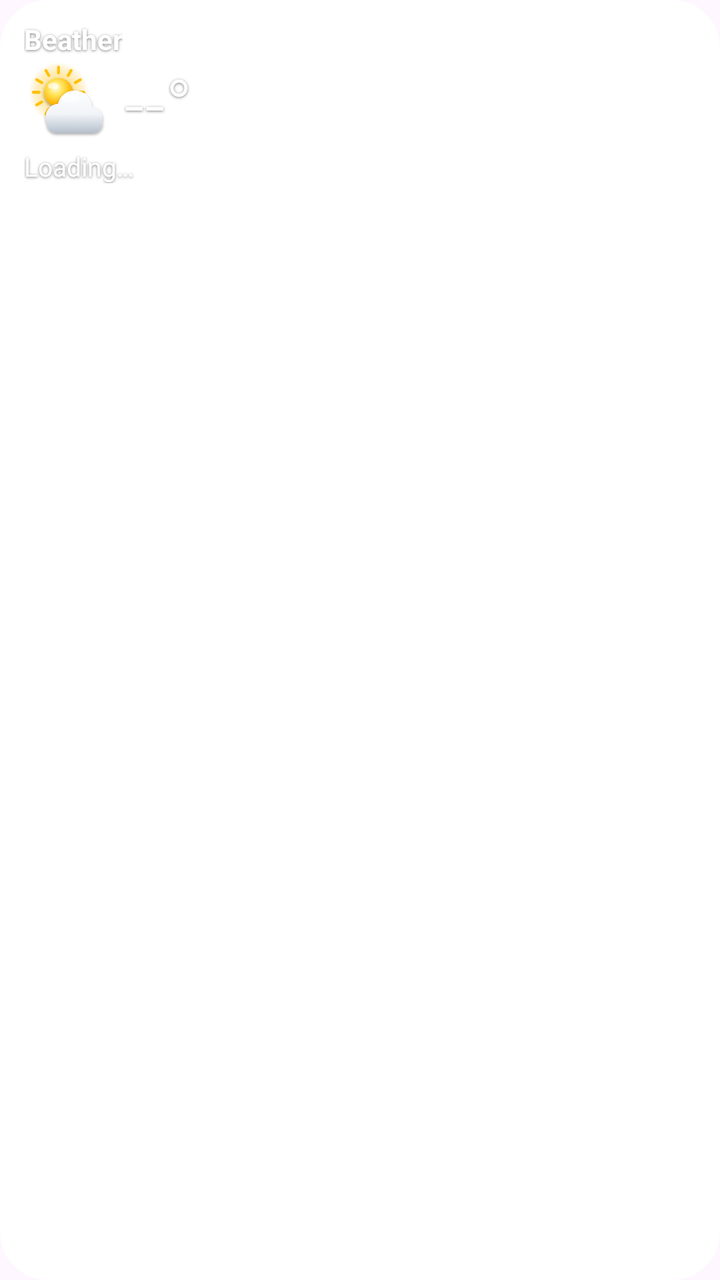
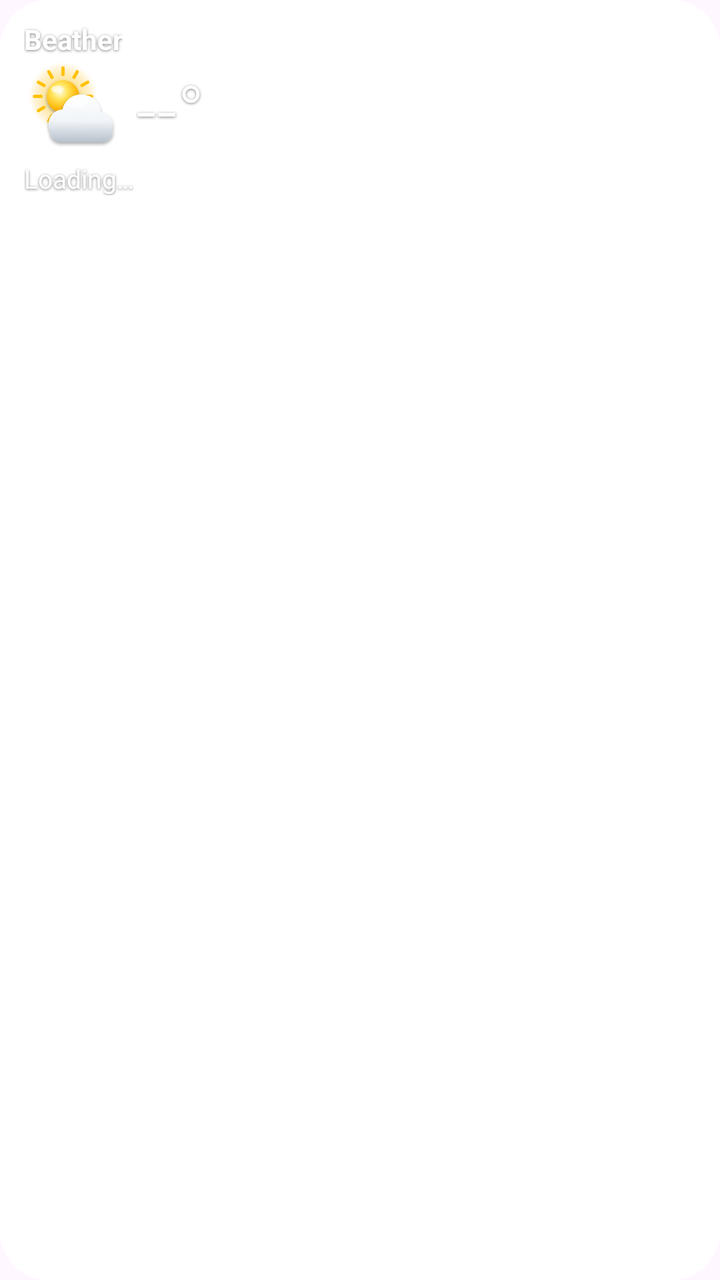

Screens rendered from an Android XML layout before and after an edit, with the pre-edit source and the edit as a unified diff.
<!-- AndroidManifest.xml: application theme Theme.Beather -->
<!-- res/layout/widget_compact.xml -->
<?xml version="1.0" encoding="utf-8"?>
<FrameLayout xmlns:android="http://schemas.android.com/apk/res/android"
    android:id="@+id/root"
    android:layout_width="match_parent"
    android:layout_height="match_parent">
    <ImageView
        android:id="@+id/bg"
        android:layout_width="match_parent"
        android:layout_height="match_parent"
        android:scaleType="fitXY"
        android:src="@drawable/bg_solid_r24"
        android:contentDescription="@null" />
    <LinearLayout
        android:id="@+id/content"
        android:layout_width="match_parent"
        android:layout_height="match_parent"
        android:gravity="top"
        android:orientation="vertical"
        android:padding="12dp">
        <TextView android:id="@+id/loc_name" android:layout_width="wrap_content" android:layout_height="wrap_content" android:text="@string/app_name" android:textColor="#FFFFFF" android:textSize="14sp" android:includeFontPadding="false" android:shadowColor="#80000000" android:shadowDy="1" android:shadowRadius="3" android:maxLines="1" android:ellipsize="end" android:textStyle="bold"/>
        <LinearLayout android:layout_width="wrap_content" android:layout_height="wrap_content"
            android:layout_marginTop="2dp" android:gravity="center_vertical" android:orientation="horizontal">
            <ImageView android:id="@+id/cur_icon" android:layout_width="46dp" android:layout_height="46dp" android:scaleType="fitCenter" android:contentDescription="@null" android:src="@drawable/ic_w_partly_day"/>
            <TextView android:id="@+id/cur_temp" android:layout_width="wrap_content" android:layout_height="wrap_content" android:text="--°" android:textColor="#FFFFFF" android:textSize="36sp" android:includeFontPadding="false" android:shadowColor="#80000000" android:shadowDy="1" android:shadowRadius="3" android:layout_marginStart="4dp" android:fontFamily="sans-serif-light"/>
        </LinearLayout>
        <TextView android:id="@+id/cur_desc" android:layout_width="wrap_content" android:layout_height="wrap_content" android:text="@string/loading" android:textColor="#FFFFFF" android:textSize="13sp" android:includeFontPadding="false" android:shadowColor="#80000000" android:shadowDy="1" android:shadowRadius="3" android:maxLines="1" android:ellipsize="end"/>
        <TextView android:id="@+id/cur_hilo" android:layout_width="wrap_content" android:layout_height="wrap_content" android:text="" android:textColor="#FFFFFF" android:textSize="13sp" android:includeFontPadding="false" android:shadowColor="#80000000" android:shadowDy="1" android:shadowRadius="3" />
    </LinearLayout>
</FrameLayout>
<!-- resources referenced by this layout -->
<resources>
  <!-- drawable bg_solid_r24 (drawable) -->
  <shape xmlns:android="http://schemas.android.com/apk/res/android" android:shape="rectangle">
      <solid android:color="#FFFFFF" />
      <corners android:radius="24dp" />
  </shape>
  <!-- drawable ic_w_partly_day: png bitmap (drawable-nodpi, 33942 bytes) -->
  <string name="app_name" translatable="false">Beather</string>
  <string name="loading">Loading…</string>
  <style name="Theme.Beather" parent="Theme.Material3.DayNight.NoActionBar">
          <item name="colorPrimary">@color/beather_blue</item>
          <item name="colorSecondary">@color/beather_blue</item>
      </style>
  <color name="beather_blue">#1E88E5</color>
</resources>

<!-- the commit's change to res/layout/widget_compact.xml (unified diff, before → after) -->
@@ -20,7 +20,7 @@
         <TextView android:id="@+id/loc_name" android:layout_width="wrap_content" android:layout_height="wrap_content" android:text="@string/app_name" android:textColor="#FFFFFF" android:textSize="14sp" android:includeFontPadding="false" android:shadowColor="#80000000" android:shadowDy="1" android:shadowRadius="3" android:maxLines="1" android:ellipsize="end" android:textStyle="bold"/>
         <LinearLayout android:layout_width="wrap_content" android:layout_height="wrap_content"
             android:layout_marginTop="2dp" android:gravity="center_vertical" android:orientation="horizontal">
-            <ImageView android:id="@+id/cur_icon" android:layout_width="46dp" android:layout_height="46dp" android:scaleType="fitCenter" android:contentDescription="@null" android:src="@drawable/ic_w_partly_day"/>
+            <FrameLayout android:id="@+id/cur_icon" android:layout_width="wrap_content" android:layout_height="wrap_content" ><ImageView android:id="@+id/cur_icon_v0" android:layout_width="40dp" android:layout_height="40dp" android:layout_gravity="center" android:scaleType="fitCenter" android:contentDescription="@null" android:visibility="gone"/><ImageView android:id="@+id/cur_icon_v1" android:layout_width="52dp" android:layout_height="52dp" android:layout_gravity="center" android:scaleType="fitCenter" android:contentDescription="@null" android:visibility="visible" android:src="@drawable/ic_w_partly_day"/><ImageView android:id="@+id/cur_icon_v2" android:layout_width="64dp" android:layout_height="64dp" android:layout_gravity="center" android:scaleType="fitCenter" android:contentDescription="@null" android:visibility="gone"/><ImageView android:id="@+id/cur_icon_v3" android:layout_width="80dp" android:layout_height="80dp" android:layout_gravity="center" android:scaleType="fitCenter" android:contentDescription="@null" android:visibility="gone"/><ImageView android:id="@+id/cur_icon_v4" android:layout_width="100dp" android:layout_height="100dp" android:layout_gravity="center" android:scaleType="fitCenter" android:contentDescription="@null" android:visibility="gone"/><ImageView android:id="@+id/cur_icon_v5" android:layout_width="124dp" android:layout_height="124dp" android:layout_gravity="center" android:scaleType="fitCenter" android:contentDescription="@null" android:visibility="gone"/></FrameLayout>
             <TextView android:id="@+id/cur_temp" android:layout_width="wrap_content" android:layout_height="wrap_content" android:text="--°" android:textColor="#FFFFFF" android:textSize="36sp" android:includeFontPadding="false" android:shadowColor="#80000000" android:shadowDy="1" android:shadowRadius="3" android:layout_marginStart="4dp" android:fontFamily="sans-serif-light"/>
         </LinearLayout>
         <TextView android:id="@+id/cur_desc" android:layout_width="wrap_content" android:layout_height="wrap_content" android:text="@string/loading" android:textColor="#FFFFFF" android:textSize="13sp" android:includeFontPadding="false" android:shadowColor="#80000000" android:shadowDy="1" android:shadowRadius="3" android:maxLines="1" android:ellipsize="end"/>
